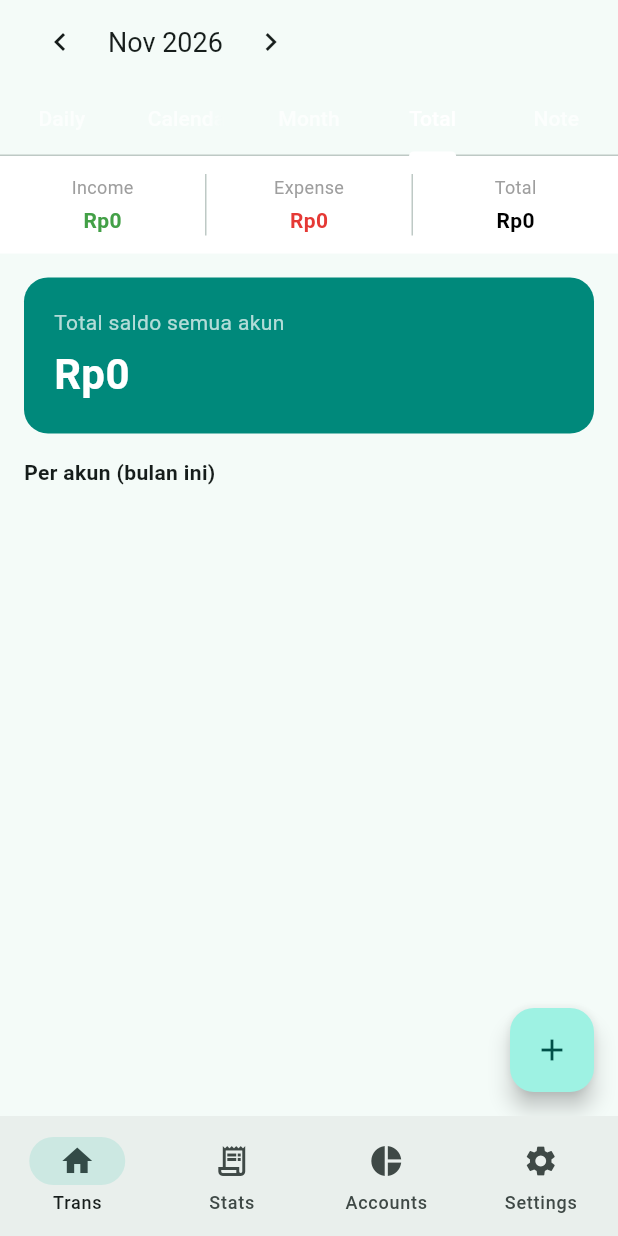
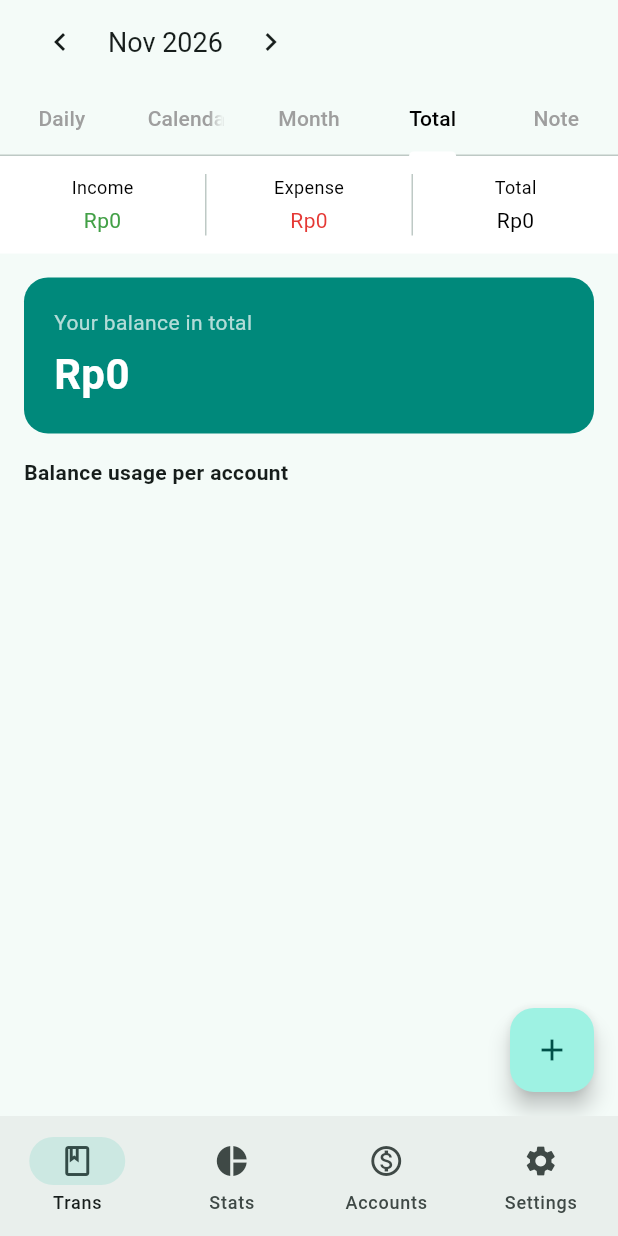
Before and after one commit to vinandius/Mobile_Programming_UAS, a Flutter app: the MyHomePage screen opened directly, tab 4 chosen, on a phone screen of 412 x 824 dp. Run offline on Flutter 3.47's test engine with Material 3 defaults, Android fonts, the phone set to English and light mode, and no system bars; our stand-ins replace flutter_riverpod; missing offline and left inert: sqlite3.

Commit message:
perfecting total tab

```diff
--- a/lib/main.dart
+++ b/lib/main.dart
@@ -47,8 +47,6 @@ class _MyHomePageState extends ConsumerState<MyHomePage> {
     SettingsPage(),
   ];
 
-  static const List<String> _judul = ['Trans', 'Stats', 'Accounts', 'Settings'];
-
   @override
   Widget build(BuildContext context) {
     final currentIndex = ref.watch(navIndexProvider);
@@ -62,12 +60,15 @@ class _MyHomePageState extends ConsumerState<MyHomePage> {
           ref.read(navIndexProvider.notifier).setIndex(index);
         },
         destinations: const [
-          NavigationDestination(icon: Icon(Icons.home), label: 'Trans'),
           NavigationDestination(
-            icon: Icon(Icons.receipt_long_outlined),
-            label: 'Stats',
+            icon: Icon(Icons.book_outlined),
+            label: 'Trans',
           ),
-          NavigationDestination(icon: Icon(Icons.pie_chart), label: 'Accounts'),
+          NavigationDestination(icon: Icon(Icons.pie_chart), label: 'Stats'),
+          NavigationDestination(
+            icon: Icon(Icons.monetization_on_outlined),
+            label: 'Accounts',
+          ),
           NavigationDestination(icon: Icon(Icons.settings), label: 'Settings'),
         ],
       ),
--- a/lib/models/transaction.dart
+++ b/lib/models/transaction.dart
@@ -32,24 +32,24 @@ class Transaction {
       'type': type,
       'category': category,
       'date': date.toIso8601String(),
+      'note': note,
       'account_id': accountId,
       'to_account_id': toAccountId,
-      'note': note,
     };
   }
 
   factory Transaction.fromMap(Map<String, dynamic> map) {
     return Transaction(
       id: map['id'] as int?,
-      userId: map['userId'] as int,
+      userId: map['user_id'] as int,
       title: map['title'] as String,
       nominal: map['nominal'] as int,
       type: map['type'] as String,
       category: map['category'] as String,
-      date: map['date'] as DateTime,
+      date: DateTime.parse(map['date'] as String),
+      note: map['note'] as String?,
       accountId: map['account_id'] as int,
       toAccountId: map['to_account_id'] as int?,
-      note: map['note'] as String?,
     );
   }
 }
--- a/lib/pages/trans_page.dart
+++ b/lib/pages/trans_page.dart
@@ -24,8 +24,8 @@ class TransPage extends ConsumerWidget {
         appBar: AppBar(
           title: const MonthSelector(),
           bottom: const TabBar(
-            labelColor: Colors.white,
-            unselectedLabelColor: Colors.white70,
+            labelColor: Colors.black,
+            unselectedLabelColor: Colors.grey,
             indicatorColor: Colors.white,
             tabs: [
               Tab(text: 'Daily'),
--- a/lib/utils/helpers.dart
+++ b/lib/utils/helpers.dart
@@ -1,4 +1,5 @@
 import 'package:flutter/material.dart';
+import 'package:intl/intl.dart';
 
 const incomeColor = Color(0xFF43A047);
 const expenseColor = Color(0xFFE53935);
@@ -21,15 +22,9 @@ const monthsName = [
 
 const dayNames = ['Mon', 'Tue', 'Wed', 'Thu', 'Fri', 'Sat', 'Sun'];
 
-String formatRupiah(int value) {
-  final negative = value < 0;
-  final digits = value.abs().toString();
-  final buf = StringBuffer();
-  for (var i = 0; i < digits.length; i++) {
-    if (i > 0 && (digits.length - 1) % 3 == 0) buf.write(".");
-    buf.write(digits[i]);
-  }
-  return '${negative ? "-" : ''}Rp$buf';
+String formatRupiah(int number) {
+  NumberFormat rupiah = NumberFormat.currency(locale: 'id', symbol: 'Rp');
+  return rupiah.format(number);
 }
 
 String formatCompact(int value) {
--- a/lib/widgets/summary_row.dart
+++ b/lib/widgets/summary_row.dart
@@ -11,13 +11,13 @@ class SummaryRow extends StatelessWidget {
     return Expanded(
       child: Column(
         children: [
-          Text(label, style: TextStyle(fontSize: 12, color: Colors.grey)),
+          Text(label, style: TextStyle(fontSize: 12, color: Colors.black)),
           SizedBox(height: 4),
           Text(
             formatRupiah(value),
             maxLines: 1,
             overflow: TextOverflow.ellipsis,
-            style: TextStyle(color: color, fontWeight: FontWeight.bold),
+            style: TextStyle(color: color),
           ),
         ],
       ),
--- a/lib/widgets/total_tab.dart
+++ b/lib/widgets/total_tab.dart
@@ -13,8 +13,7 @@ class TotalTab extends ConsumerWidget {
   Widget build(BuildContext context, WidgetRef ref) {
     final txs = ref.watch(monthlyTransactionsProvider).value ?? [];
     final accounts = ref.watch(accountProvider).value ?? [];
-    final balances = ref.watch(accountBalancesProvider);
-    final totalBalance = balances.values.fold<int>(0, (a, b) => a + b);
+    final totalBalance = summarize(txs).balance;
 
     return ListView(
       padding: const EdgeInsets.all(16),
@@ -29,7 +28,7 @@ class TotalTab extends ConsumerWidget {
             crossAxisAlignment: CrossAxisAlignment.start,
             children: [
               const Text(
-                'Total saldo semua akun',
+                'Your balance in total',
                 style: TextStyle(color: Colors.white70),
               ),
               const SizedBox(height: 4),
@@ -46,7 +45,7 @@ class TotalTab extends ConsumerWidget {
         ),
         const SizedBox(height: 16),
         const Text(
-          'Per akun (bulan ini)',
+          'Balance usage per account',
           style: TextStyle(fontWeight: FontWeight.bold),
         ),
         const SizedBox(height: 8),
@@ -69,7 +68,7 @@ class TotalTab extends ConsumerWidget {
                             style: const TextStyle(fontWeight: FontWeight.bold),
                           ),
                           const Spacer(),
-                          Text('Saldo ${formatRupiah(balances[a.id] ?? 0)}'),
+                          Text('Balance ${formatRupiah(s.balance)}'),
                         ],
                       ),
                       const SizedBox(height: 6),
```
